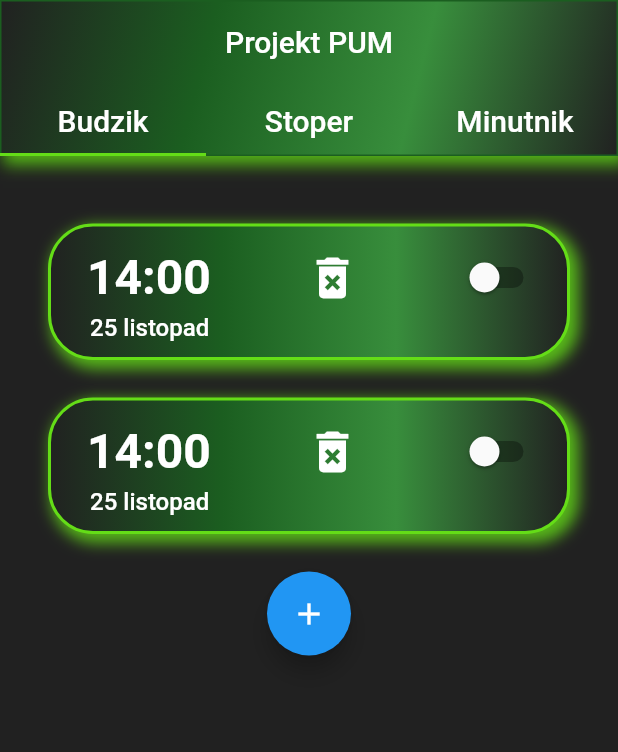
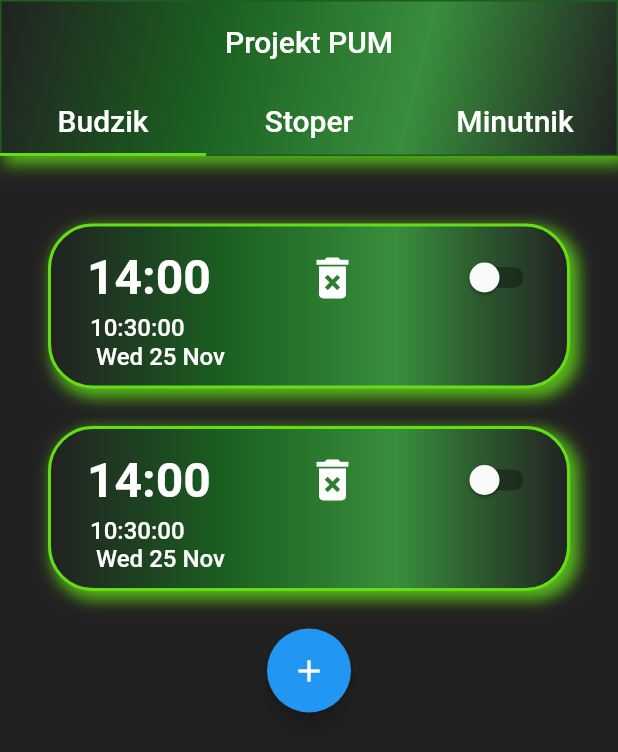
Before and after one commit to KamilFilar/Projekt-PUM_Budzik-Stoper-Minutnik, a Flutter app: the screen it shows after launch, on a phone screen of 412 x 824 dp. Shown: the top 752 px of the screen. Run offline on Flutter 3.47's test engine with Material 2 defaults, Android fonts, the phone set to English and light mode, and no system bars; our stand-ins replace flutter_local_notifications, numberpicker.

Commit message:
End of GUI (minutnik/stoper)

```diff
--- a/projekt_pum/lib/Budzik.dart
+++ b/projekt_pum/lib/Budzik.dart
@@ -12,13 +12,13 @@ class Budzik extends StatefulWidget {
 }
 
 class _Budzik extends State<Budzik> {
-
   bool isSwitched = false;
-
 
 
   @override
   Widget build(BuildContext context) {
+    DateTime now = DateTime.now();
+    String formattedDate = DateFormat('kk:mm:ss \n EEE d MMM').format(now);
     return Container(
       color: Colors.grey.shade900,
       padding: EdgeInsets.symmetric(horizontal: 32, vertical: 45),
@@ -94,7 +94,7 @@ class _Budzik extends State<Budzik> {
                     Row(
                       children: <Widget>[
                         SizedBox(width: 10),
-                        Text('25 listopad',
+                        Text(formattedDate,
                           style: TextStyle(
                             color: Colors.white,
                             fontSize: 16,
--- a/projekt_pum/lib/Minutnik.dart
+++ b/projekt_pum/lib/Minutnik.dart
@@ -511,8 +511,7 @@ class _Minutnik extends State<Minutnik> with TickerProviderStateMixin {
               ),
               Container(
                 padding: EdgeInsets.only(bottom: 10),
-                child: Expanded(
-                  flex: 1,
+                child: Container(
                   child: Text(
                     timeToDisplay,
                     style: TextStyle(
--- a/projekt_pum/lib/main.dart
+++ b/projekt_pum/lib/main.dart
@@ -60,12 +60,17 @@ class _MyHomePageState extends State<MyHomePage> with TickerProviderStateMixin {
   }
   //------------------------ Stoper---------------------------\\
   Widget stopwach() {
-    List<String> x = new List(5);
+    List<String> x = new List(10);
     x[0] = "";
     x[1] = x[0];
     x[2] = x[1];
     x[3] = x[2];
     x[4] = x[3];
+    x[5] = x[4];
+    x[6] = x[5];
+    x[7] = x[6];
+    x[8] = x[7];
+    x[9] = x[8];
     return Stoper(x);
   }
   //------------------------ AppBar ------------------------\\
```
Also changed, not shown: projekt_pum/lib/Stoper.dart (+100 -29 lines).
